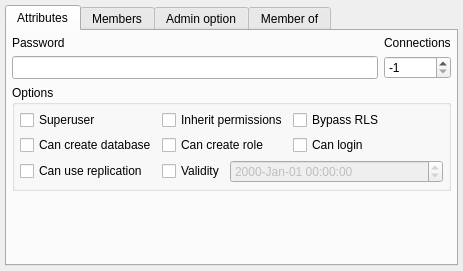
The window that libs/libgui/ui/dbobjects/rolewidget.ui (maniac787/pgmodeler) describes before a commit, drawn with Qt 5.
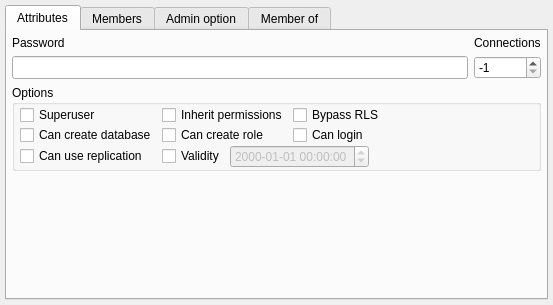
The same window after the commit. Icons and pictures are not drawn.

Commit message:
Minor UI refinements in widget layouts
- Adjusted TableWidget minimum height to 580px
- Fixed RoleWidget validity date format and QGroupBox spacing
- Standardized TableWidget options_gb margins and spacing
- Updated RelationshipWidget and RoleWidget UI dimensions

```diff
--- a/libs/libgui/ui/dbobjects/rolewidget.ui
+++ b/libs/libgui/ui/dbobjects/rolewidget.ui
@@ -6,8 +6,8 @@
    <rect>
     <x>0</x>
     <y>0</y>
-    <width>463</width>
-    <height>271</height>
+    <width>553</width>
+    <height>305</height>
    </rect>
   </property>
   <property name="minimumSize">
@@ -150,17 +150,20 @@
            <number>5</number>
           </property>
           <property name="topMargin">
-           <number>5</number>
+           <number>0</number>
           </property>
           <property name="rightMargin">
            <number>5</number>
           </property>
           <property name="bottomMargin">
-           <number>5</number>
+           <number>0</number>
           </property>
-          <property name="spacing">
+          <property name="horizontalSpacing">
            <number>5</number>
           </property>
+          <property name="verticalSpacing">
+           <number>0</number>
+          </property>
           <item row="0" column="0">
            <widget class="QCheckBox" name="superusr_chk">
             <property name="sizePolicy">
@@ -254,6 +257,9 @@
           </item>
           <item row="5" column="1" colspan="2">
            <layout class="QHBoxLayout" name="horizontalLayout">
+            <property name="spacing">
+             <number>5</number>
+            </property>
             <item>
              <widget class="QCheckBox" name="validity_chk">
               <property name="sizePolicy">
@@ -273,7 +279,7 @@
                <bool>false</bool>
               </property>
               <property name="sizePolicy">
-               <sizepolicy hsizetype="Expanding" vsizetype="Preferred">
+               <sizepolicy hsizetype="Fixed" vsizetype="Preferred">
                 <horstretch>0</horstretch>
                 <verstretch>0</verstretch>
                </sizepolicy>
@@ -282,7 +288,7 @@
                <string/>
               </property>
               <property name="displayFormat">
-               <string>yyyy-MMM-dd hh:mm:ss</string>
+               <string>yyyy-MM-dd hh:mm:ss</string>
               </property>
               <property name="calendarPopup">
                <bool>false</bool>
@@ -292,6 +298,19 @@
               </property>
              </widget>
             </item>
+            <item>
+             <spacer name="horizontalSpacer">
+              <property name="orientation">
+               <enum>Qt::Orientation::Horizontal</enum>
+              </property>
+              <property name="sizeHint" stdset="0">
+               <size>
+                <width>40</width>
+                <height>20</height>
+               </size>
+              </property>
+             </spacer>
+            </item>
            </layout>
           </item>
          </layout>
```
The commit also changes 3 other files.
